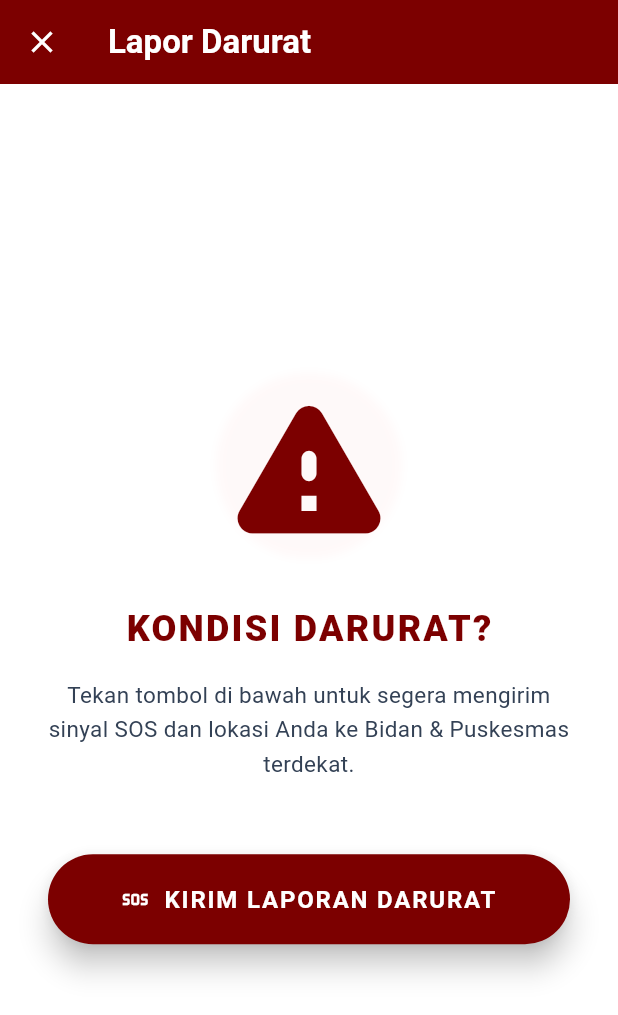
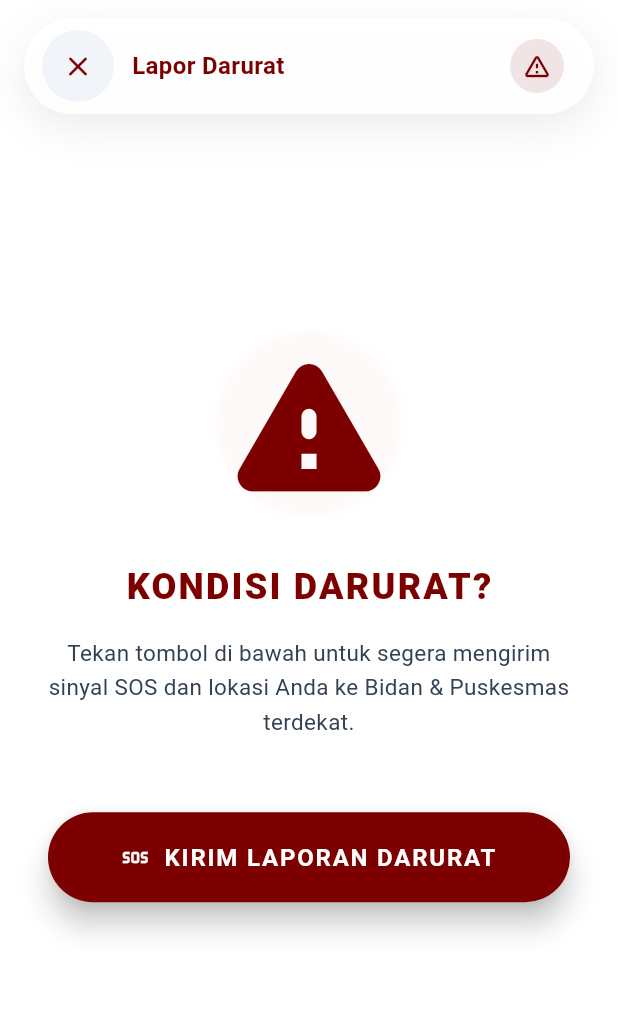
Before and after one commit to ardhikaxx/sipeka-mobile, a Flutter app: the EmergencyView screen opened by its route, on a phone screen of 412 x 824 dp. Shown: the top 1015 px of the screen. Run offline on Flutter 3.47's test engine with Material 3 defaults, Android fonts, the phone set to English and light mode, and no system bars; our stand-ins replace fl_chart, get, table_calendar.

Commit message:
style: enforce floating pill header on all remaining pages including emergency and article views

```diff
--- a/lib/features/emergency/views/emergency_view.dart
+++ b/lib/features/emergency/views/emergency_view.dart
@@ -26,12 +26,9 @@ class _EmergencyViewState extends State<EmergencyView> with SingleTickerProvider
   Widget build(BuildContext context) {
     return Scaffold(
       backgroundColor: Colors.white,
-      appBar: AppBar(
-        title: const Text('Lapor Darurat', style: TextStyle(color: Colors.white, fontWeight: FontWeight.bold)),
-        backgroundColor: AppColors.riskCritical, iconTheme: const IconThemeData(color: Colors.white),
-        leading: IconButton(icon: const Icon(Icons.close), onPressed: () => Get.back()),
-      ),
-      body: Center(
+      body: Stack(
+        children: [
+          Center(
             child: Padding(
               padding: const EdgeInsets.all(32.0),
               child: Column(
@@ -64,6 +61,48 @@ class _EmergencyViewState extends State<EmergencyView> with SingleTickerProvider
               ),
             ),
           ),
+
+          // Floating Pill Header
+          Positioned(
+            top: 0, left: 0, right: 0,
+            child: SafeArea(
+              bottom: false,
+              child: Padding(
+                padding: const EdgeInsets.symmetric(horizontal: 16, vertical: 12),
+                child: Container(
+                  height: 64,
+                  padding: const EdgeInsets.symmetric(horizontal: 8),
+                  decoration: BoxDecoration(
+                    color: Colors.white.withOpacity(0.95),
+                    borderRadius: BorderRadius.circular(32),
+                    boxShadow: [BoxShadow(color: Colors.black.withOpacity(0.08), blurRadius: 24, offset: const Offset(0, 8))],
+                  ),
+                  child: Row(
+                    children: [
+                      Container(
+                        margin: const EdgeInsets.only(left: 4),
+                        decoration: BoxDecoration(color: AppColors.gray100, shape: BoxShape.circle),
+                        child: IconButton(
+                          icon: const Icon(Icons.close_rounded, color: AppColors.riskCritical, size: 22),
+                          onPressed: () => Get.back(),
+                        ),
+                      ),
+                      const SizedBox(width: 12),
+                      const Expanded(child: Text('Lapor Darurat', style: TextStyle(fontSize: 16, fontWeight: FontWeight.bold, color: AppColors.riskCritical))),
+                      Container(
+                        margin: const EdgeInsets.only(right: 12),
+                        padding: const EdgeInsets.all(8),
+                        decoration: BoxDecoration(color: AppColors.riskCritical.withOpacity(0.1), shape: BoxShape.circle),
+                        child: const Icon(Icons.warning_amber_rounded, color: AppColors.riskCritical, size: 20),
+                      ),
+                    ],
+                  ),
+                ),
+              ),
+            ),
+          ),
+        ],
+      ),
     );
   }
 }
```
Also changed, not shown: lib/features/education/views/article_detail_view.dart (+47 -12 lines). Lines whose indentation alone changed are shown as unchanged.
